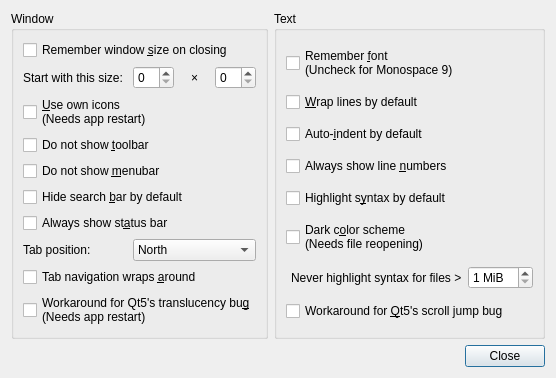
First picture: the form in featherpad/predDialog.ui, repository vecnathewhisperd0/FeatherPad, before the edit.
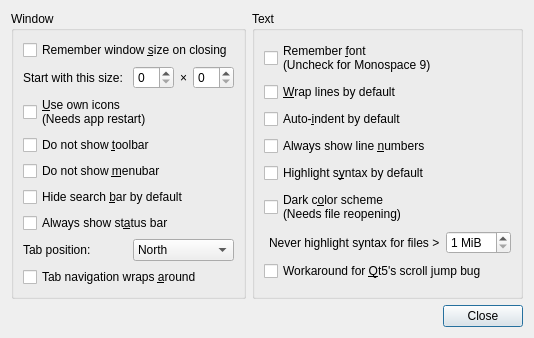
Second picture: the form after the edit.

Commit message:
Removed translucency workaround
Because translucency issues are fixed in Kvantum (QtCurve devs know  about the fix and should do the same thing).

What changed in the file:
```diff
--- a/featherpad/predDialog.ui
+++ b/featherpad/predDialog.ui
@@ -157,17 +157,6 @@
         </property>
        </widget>
       </item>
-      <item row="9" column="0" colspan="4">
-       <widget class="QCheckBox" name="transBox">
-        <property name="toolTip">
-         <string>Check this only if you see weird effects with translucent themes!</string>
-        </property>
-        <property name="text">
-         <string>Workaround for Qt5's translucency bu&amp;g
-(Needs app restart)</string>
-        </property>
-       </widget>
-      </item>
      </layout>
     </widget>
    </item>
```
The commit also changes 10 other files.
